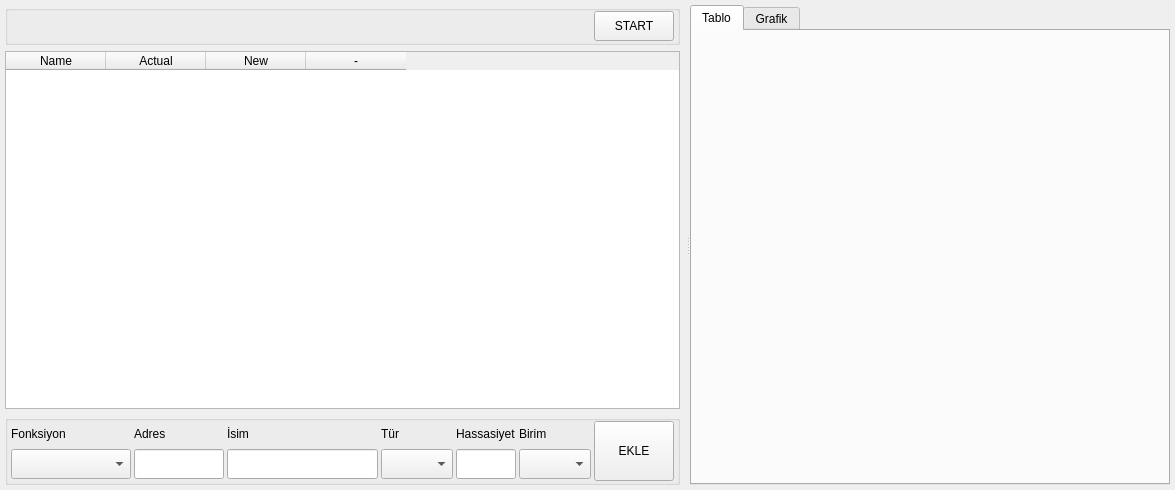
GurhanIU/oLStudio, file HLL/project/src/pages/WdgTest.ui: the form before one commit.
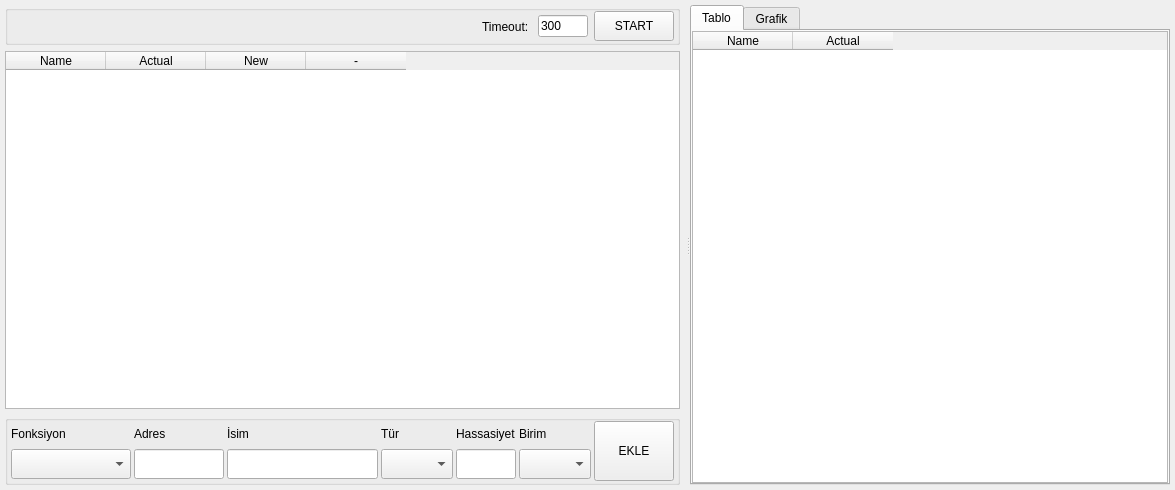
The form after the commit.

Diff of the .ui file:
```diff
--- a/HLL/project/src/pages/WdgTest.ui
+++ b/HLL/project/src/pages/WdgTest.ui
@@ -131,6 +131,51 @@
            <property name="bottomMargin">
             <number>0</number>
            </property>
+           <item>
+            <spacer name="horizontalSpacer">
+             <property name="orientation">
+              <enum>Qt::Horizontal</enum>
+             </property>
+             <property name="sizeHint" stdset="0">
+              <size>
+               <width>40</width>
+               <height>20</height>
+              </size>
+             </property>
+            </spacer>
+           </item>
+           <item>
+            <widget class="QLabel" name="label">
+             <property name="minimumSize">
+              <size>
+               <width>50</width>
+               <height>0</height>
+              </size>
+             </property>
+             <property name="text">
+              <string>Timeout:</string>
+             </property>
+            </widget>
+           </item>
+           <item alignment="Qt::AlignRight">
+            <widget class="QLineEdit" name="edtTimeout">
+             <property name="maximumSize">
+              <size>
+               <width>50</width>
+               <height>16777215</height>
+              </size>
+             </property>
+             <property name="text">
+              <string>300</string>
+             </property>
+             <property name="maxLength">
+              <number>4</number>
+             </property>
+             <property name="placeholderText">
+              <string>300</string>
+             </property>
+            </widget>
+           </item>
            <item alignment="Qt::AlignRight">
             <widget class="QToolButton" name="btnStartStop">
              <property name="minimumSize">
@@ -489,6 +534,49 @@
        <attribute name="title">
         <string>Tablo</string>
        </attribute>
+       <layout class="QVBoxLayout" name="verticalLayout_2">
+        <property name="spacing">
+         <number>0</number>
+        </property>
+        <property name="leftMargin">
+         <number>0</number>
+        </property>
+        <property name="topMargin">
+         <number>0</number>
+        </property>
+        <property name="rightMargin">
+         <number>0</number>
+        </property>
+        <property name="bottomMargin">
+         <number>0</number>
+        </property>
+        <item>
+         <widget class="QTableWidget" name="tableHistory">
+          <property name="editTriggers">
+           <set>QAbstractItemView::NoEditTriggers</set>
+          </property>
+          <property name="alternatingRowColors">
+           <bool>true</bool>
+          </property>
+          <property name="selectionMode">
+           <enum>QAbstractItemView::MultiSelection</enum>
+          </property>
+          <property name="selectionBehavior">
+           <enum>QAbstractItemView::SelectRows</enum>
+          </property>
+          <column>
+           <property name="text">
+            <string>Name</string>
+           </property>
+          </column>
+          <column>
+           <property name="text">
+            <string>Actual</string>
+           </property>
+          </column>
+         </widget>
+        </item>
+       </layout>
       </widget>
       <widget class="QWidget" name="tabGraphic">
        <attribute name="title">
```
Left out of the diff: 3 changed lines with no effect on the pictures.
